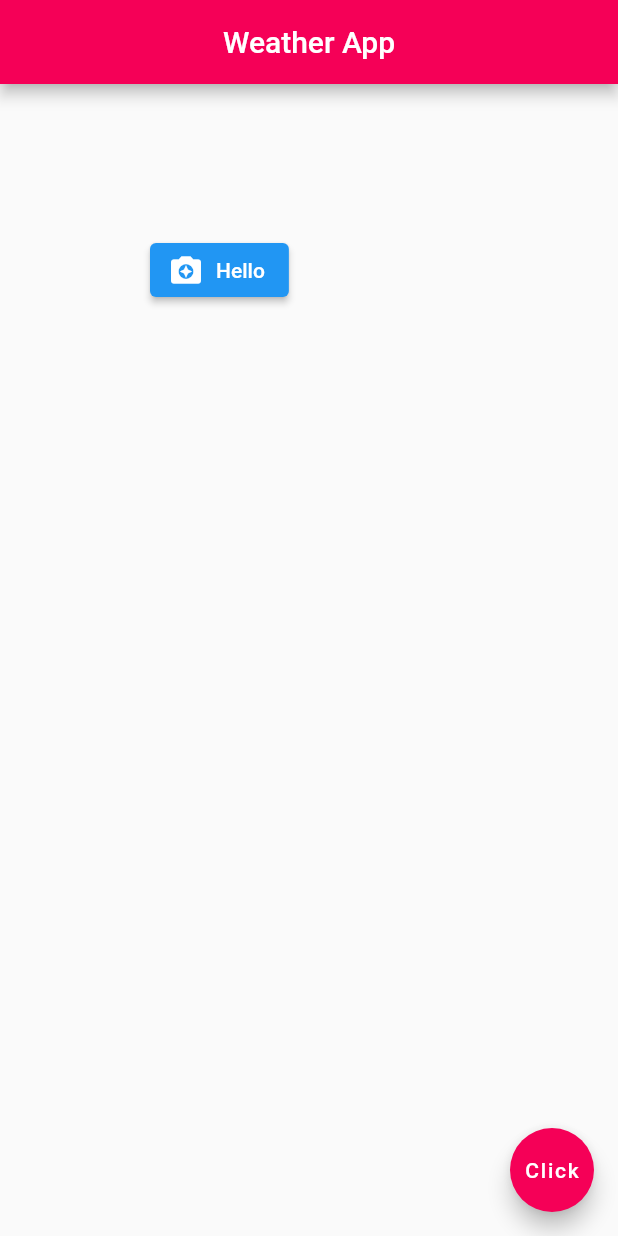
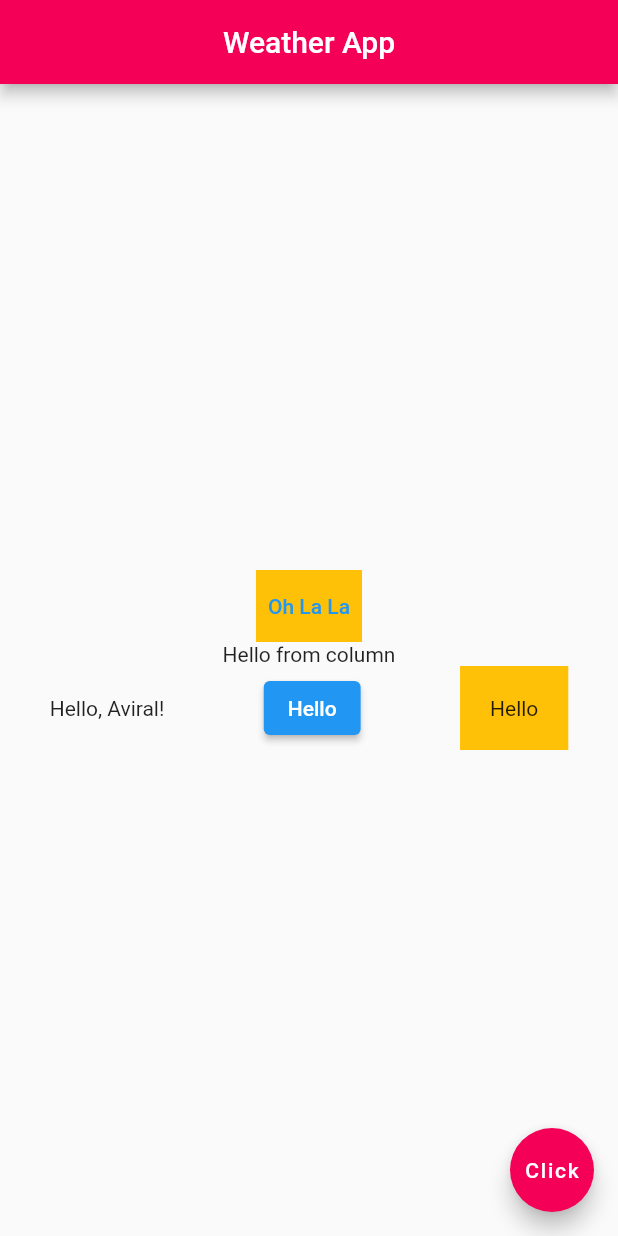
Before and after one commit to Aviral09/flutter_time_app, a Flutter app: the screen it shows after launch, on a phone screen of 412 x 824 dp. Run offline on Flutter 3.47's test engine with Material 2 defaults, Android fonts, the phone set to English and light mode, and no system bars.

Commit message:
Column and Row architecture. (Upto video 13)

```diff
--- a/lib/main.dart
+++ b/lib/main.dart
@@ -17,17 +17,32 @@ class Home extends StatelessWidget {
         centerTitle: true,
         backgroundColor: Colors.pinkAccent[400],
       ),
-      body: Container(
-          child: ElevatedButton.icon(
-            onPressed: () {},
-            icon: Icon(
-                Icons.camera_enhance
-            ),
-            label: Text("Hello"),
+      body: Column(
+        mainAxisAlignment: MainAxisAlignment.center,
+        crossAxisAlignment: CrossAxisAlignment.center,
+        children: <Widget>[
+          Container(
+            color: Colors.amber,
+            child: TextButton(onPressed: (){} ,child: Text("Oh La La")),
           ),
-        margin: EdgeInsets.all(50),
-        padding: EdgeInsets.all(50),
+          Text("Hello from column"),
+          Row(
+            mainAxisAlignment: MainAxisAlignment.spaceAround,
+            crossAxisAlignment: CrossAxisAlignment.center,
+            children: <Widget>[
+              Text("Hello, Aviral!"),
+              ElevatedButton(onPressed: (){}, child: Text("Hello")),
+              Container(
+                  color: Colors.amber,
+                  child: Text("Hello"),
+                  padding: EdgeInsets.all(20)
+              )
+            ],
+          ),
+        ],
       ),
+
+
       floatingActionButton: FloatingActionButton(
         child: Text("Click"),
         onPressed: () {},
```
